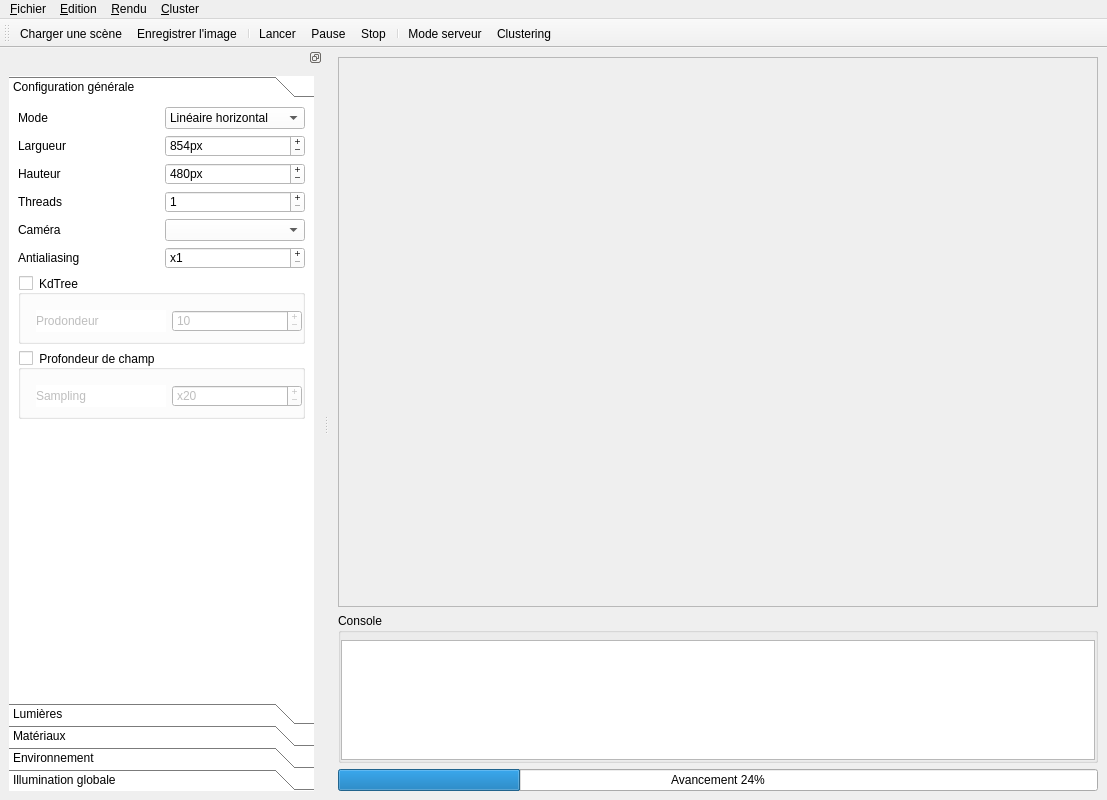
Qt form raytracer.ui (gaelduplessix/raytracer-42) before a commit.
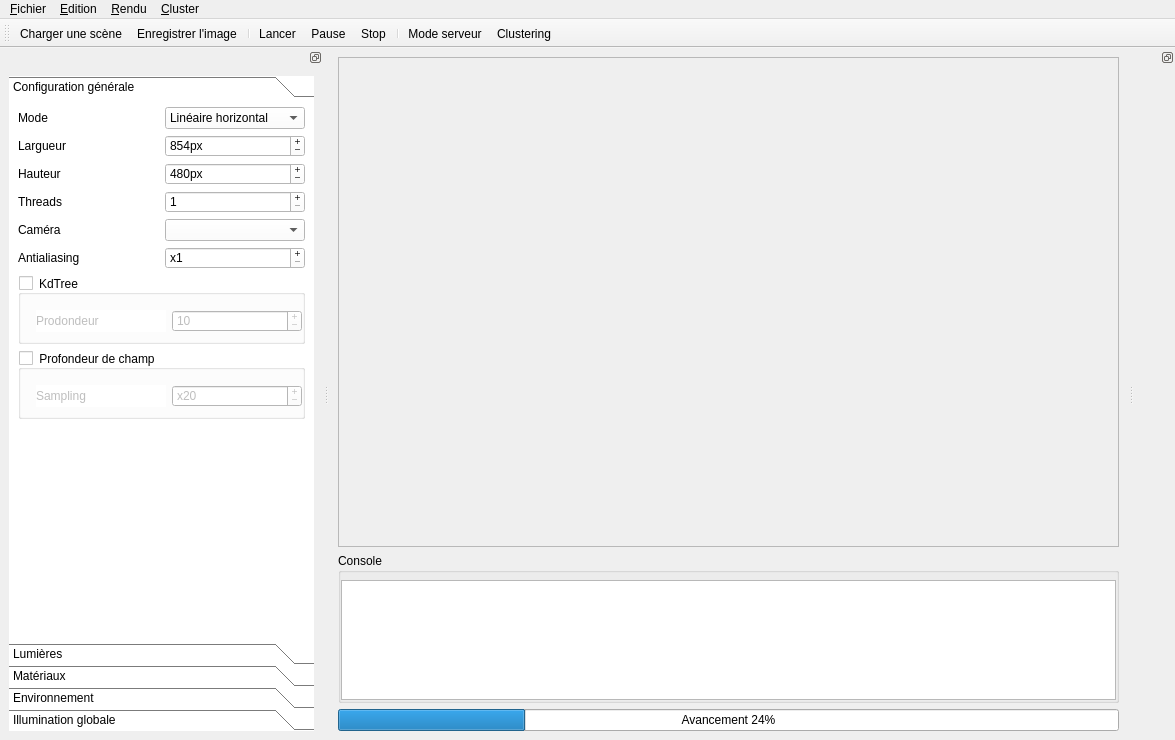
The same form after that commit. Icons and pictures are not drawn.

```diff
--- a/raytracer.ui
+++ b/raytracer.ui
@@ -6,8 +6,8 @@
    <rect>
     <x>0</x>
     <y>0</y>
-    <width>1107</width>
-    <height>800</height>
+    <width>1175</width>
+    <height>740</height>
    </rect>
   </property>
   <property name="minimumSize">
@@ -49,8 +49,8 @@
         <rect>
          <x>0</x>
          <y>0</y>
-         <width>748</width>
-         <height>522</height>
+         <width>635</width>
+         <height>462</height>
         </rect>
        </property>
        <layout class="QGridLayout" name="gridLayout_3">
@@ -150,7 +150,7 @@
     <rect>
      <x>0</x>
      <y>0</y>
-     <width>1107</width>
+     <width>1175</width>
      <height>28</height>
     </rect>
    </property>
@@ -243,7 +243,7 @@
           <x>0</x>
           <y>0</y>
           <width>315</width>
-          <height>549</height>
+          <height>489</height>
          </rect>
         </property>
         <property name="styleSheet">
@@ -1205,6 +1205,18 @@
    <addaction name="actionLancer_un_serveur"/>
    <addaction name="actionSe_connecter_un_serveur"/>
   </widget>
+  <widget class="QDockWidget" name="_materialDock">
+   <property name="features">
+    <set>QDockWidget::DockWidgetFloatable|QDockWidget::DockWidgetMovable</set>
+   </property>
+   <property name="allowedAreas">
+    <set>Qt::LeftDockWidgetArea|Qt::RightDockWidgetArea</set>
+   </property>
+   <attribute name="dockWidgetArea">
+    <number>2</number>
+   </attribute>
+   <widget class="QWidget" name="dockWidgetContents_3"/>
+  </widget>
   <action name="actionQuitter">
    <property name="enabled">
     <bool>true</bool>
```
Left out of the diff: 42 changed lines with no effect on the pictures.
